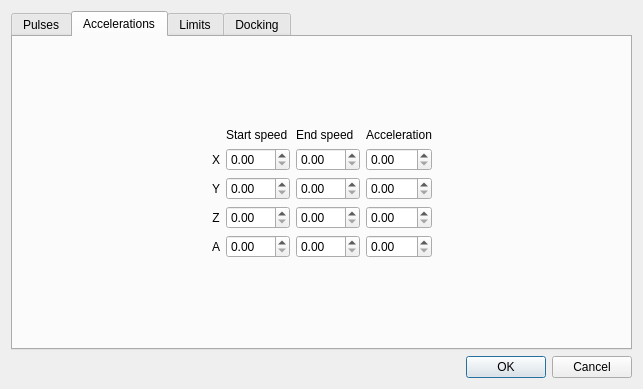
The window that sources/forms/Settings.ui (eduard-x/cnc-qt) describes before a commit, drawn with Qt 5.
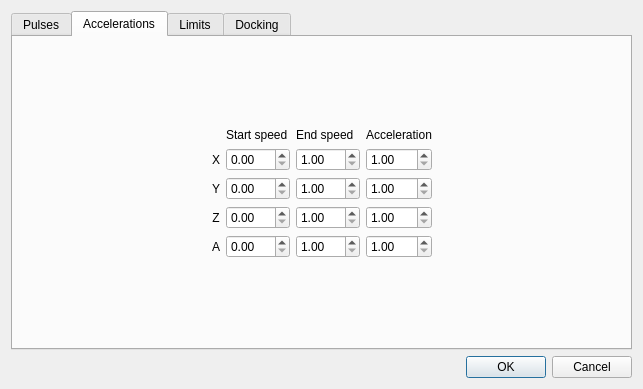
The same window after the commit. The open tabs and pages were chosen to show the change.

Patch:
```diff
--- a/sources/forms/Settings.ui
+++ b/sources/forms/Settings.ui
@@ -253,6 +253,9 @@
          </item>
          <item row="1" column="2">
           <widget class="QDoubleSpinBox" name="doubleSpinEndX">
+           <property name="minimum">
+            <double>1.000000000000000</double>
+           </property>
            <property name="maximum">
             <double>999.990000000000009</double>
            </property>
@@ -260,6 +263,9 @@
          </item>
          <item row="1" column="3">
           <widget class="QDoubleSpinBox" name="doubleSpinAccelX">
+           <property name="minimum">
+            <double>1.000000000000000</double>
+           </property>
            <property name="maximum">
             <double>299.990000000000009</double>
            </property>
@@ -284,6 +290,9 @@
          </item>
          <item row="2" column="2">
           <widget class="QDoubleSpinBox" name="doubleSpinEndY">
+           <property name="minimum">
+            <double>1.000000000000000</double>
+           </property>
            <property name="maximum">
             <double>999.990000000000009</double>
            </property>
@@ -291,6 +300,9 @@
          </item>
          <item row="2" column="3">
           <widget class="QDoubleSpinBox" name="doubleSpinAccelY">
+           <property name="minimum">
+            <double>1.000000000000000</double>
+           </property>
            <property name="maximum">
             <double>299.990000000000009</double>
            </property>
@@ -315,6 +327,9 @@
          </item>
          <item row="3" column="2">
           <widget class="QDoubleSpinBox" name="doubleSpinEndZ">
+           <property name="minimum">
+            <double>1.000000000000000</double>
+           </property>
            <property name="maximum">
             <double>999.990000000000009</double>
            </property>
@@ -322,6 +337,9 @@
          </item>
          <item row="3" column="3">
           <widget class="QDoubleSpinBox" name="doubleSpinAccelZ">
+           <property name="minimum">
+            <double>1.000000000000000</double>
+           </property>
            <property name="maximum">
             <double>299.990000000000009</double>
            </property>
@@ -346,6 +364,9 @@
          </item>
          <item row="4" column="2">
           <widget class="QDoubleSpinBox" name="doubleSpinEndA">
+           <property name="minimum">
+            <double>1.000000000000000</double>
+           </property>
            <property name="maximum">
             <double>999.990000000000009</double>
            </property>
@@ -353,6 +374,9 @@
          </item>
          <item row="4" column="3">
           <widget class="QDoubleSpinBox" name="doubleSpinAccelA">
+           <property name="minimum">
+            <double>1.000000000000000</double>
+           </property>
            <property name="maximum">
             <double>299.990000000000009</double>
            </property>
```
Left out of the diff: 12 changed lines with no effect on the pictures.
